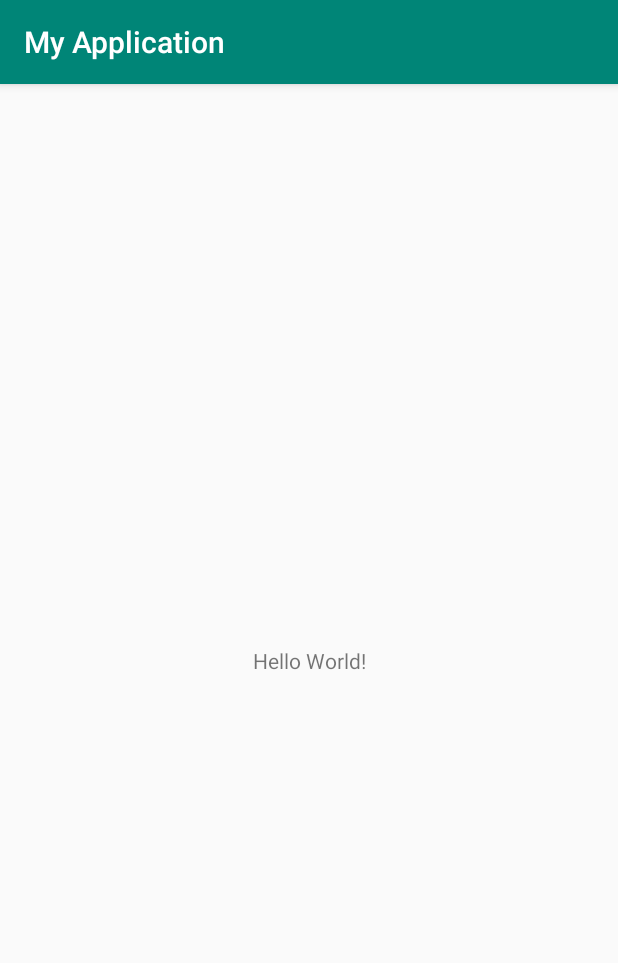
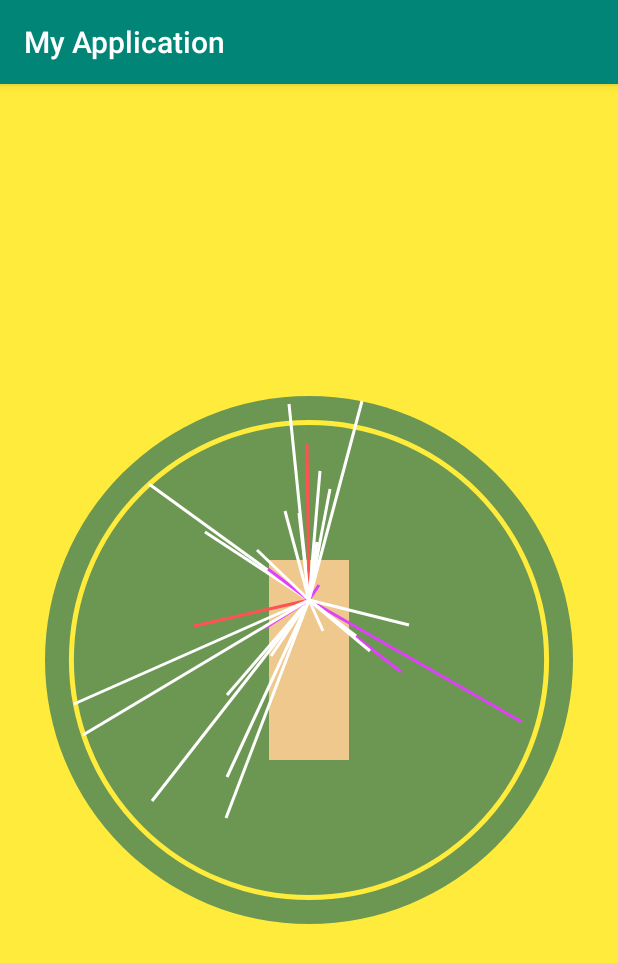
Before and after one commit to 7alma9/Wagon-Wheel, an Android app: the screen it shows after launch (MainActivity), on a phone screen of 412 x 824 dp. Shown: the top 963 px of the screen. Run offline under Robolectric (Android 15) with nearby library versions, the phone set to English and light mode, and no system bars.

Commit message:
wagon wheel added

```diff
--- a/app/build.gradle
+++ b/app/build.gradle
@@ -25,4 +25,5 @@ dependencies {
     testImplementation 'junit:junit:4.12'
     androidTestImplementation 'com.android.support.test:runner:1.0.2'
     androidTestImplementation 'com.android.support.test.espresso:espresso-core:3.0.2'
+    compile project(path: ':wagonwheel')
 }
--- a/app/src/main/java/com/example/myapplication/MainActivity.java
+++ b/app/src/main/java/com/example/myapplication/MainActivity.java
@@ -1,13 +1,45 @@
 package com.example.myapplication;
 
+import android.os.Bundle;
+import android.os.Handler;
 import android.support.v7.app.AppCompatActivity;
-import android.os.Bundle;
+
+import com.a7alma9.wagonwheel.WagonWheelView;
+import com.a7alma9.wagonwheel.WheelData;
+
+import java.util.ArrayList;
 
 public class MainActivity extends AppCompatActivity {
+
+    WagonWheelView wagonWheelView;
 
     @Override
     protected void onCreate(Bundle savedInstanceState) {
         super.onCreate(savedInstanceState);
         setContentView(R.layout.activity_main);
+        wagonWheelView = findViewById(R.id.wagonWheel);
+        new Handler().postDelayed(new Runnable() {
+            @Override
+            public void run() {
+                wagonWheelView.setData(constructWagonWheelData(wagonWheelView.getRadius()));
+                wagonWheelView.invalidate();
+            }
+        }, 1000);
+    }
+
+    private ArrayList<WheelData> constructWagonWheelData(int radius) {
+
+        ArrayList<WheelData> wagonWheelData = new ArrayList<>();
+
+        for (int x = 0; x < 30; x++) {
+
+            wagonWheelData.add(new WheelData(((int) (Math.random() * 360 + 1)),
+                    ((int) (Math.random() * radius + 1)),
+                    ((int) (Math.random() * 6 + 1)),
+                    ((int) (Math.random() * 5 + 1))));
+        }
+
+        return wagonWheelData;
+
     }
 }
--- a/app/src/main/res/layout/activity_main.xml
+++ b/app/src/main/res/layout/activity_main.xml
@@ -6,13 +6,24 @@
     android:layout_height="match_parent"
     tools:context=".MainActivity">
 
-    <TextView
-        android:layout_width="wrap_content"
-        android:layout_height="wrap_content"
-        android:text="Hello World!"
+    <com.a7alma9.wagonwheel.WagonWheelView
+        app:layout_constraintTop_toTopOf="parent"
         app:layout_constraintBottom_toBottomOf="parent"
-        app:layout_constraintLeft_toLeftOf="parent"
-        app:layout_constraintRight_toRightOf="parent"
-        app:layout_constraintTop_toTopOf="parent" />
+        app:layout_constraintStart_toStartOf="parent"
+        app:layout_constraintEnd_toEndOf="parent"
+        android:id="@+id/wagonWheel"
+        android:layout_width="0dp"
+        android:layout_height="0dp"
+        android:background="#FFEB3B"
+        android:padding="30dp"
+
+        app:boundary_color="@color/colorBoundary"
+        app:fours_color="@color/colorFours"
+        app:ground_color="@color/colorGround"
+        app:pitch_color="@color/colorPitch"
+        app:runs_color="@color/colorRuns"
+        app:sixes_color="@color/colorSixes"
+
+        />
 
 </android.support.constraint.ConstraintLayout>
--- /dev/null
+++ b/wagonwheel/src/main/java/com/a7alma9/wagonwheel/WagonWheelView.java
@@ -0,0 +1,175 @@
+package com.a7alma9.wagonwheel;
+
+
+import android.content.Context;
+import android.content.res.TypedArray;
+import android.graphics.Canvas;
+import android.graphics.Color;
+import android.graphics.Paint;
+import android.graphics.Point;
+import android.graphics.Rect;
+import android.util.AttributeSet;
+import android.view.MotionEvent;
+import android.view.ScaleGestureDetector;
+import android.view.View;
+import java.util.ArrayList;
+
+public class WagonWheelView extends View {
+    ArrayList<WheelData> wagonWheelData;
+    private int GROUND_COLOR = Color.parseColor("#000000");
+    private int PITCH_COLOR = Color.parseColor("#EFC88D");
+    private int BOUNDARY_COLOR = Color.parseColor("#FFEB3B");
+    private int RUNS_COLOR = Color.parseColor("#FFFFFF");
+    private int SIXES_COLOR = Color.parseColor("#FF5252");
+    private int FOUR_COLOR = Color.parseColor("#E040FB");
+    private Paint paint;
+    private int radius;
+    private ScaleGestureDetector mScaleDetector;
+    private float mScaleFactor = 1.f;
+
+    public WagonWheelView(Context context) {
+        super(context);
+        init(context, null);
+    }
+
+
+    public WagonWheelView(Context context, AttributeSet attrs) {
+        super(context, attrs);
+        init(context, attrs);
+    }
+
+    private void init(Context context, AttributeSet attrs) {
+        mScaleDetector = new ScaleGestureDetector(context, new ScaleListener());
+
+
+        paint = new Paint();
+        paint.setAntiAlias(true);
+
+        if (attrs != null) {
+            TypedArray typedArray = context.obtainStyledAttributes(attrs, R.styleable.WagonWheelView);
+            GROUND_COLOR = typedArray.getColor(R.styleable.WagonWheelView_ground_color, GROUND_COLOR);
+            BOUNDARY_COLOR = typedArray.getColor(R.styleable.WagonWheelView_boundary_color, BOUNDARY_COLOR);
+            PITCH_COLOR = typedArray.getColor(R.styleable.WagonWheelView_pitch_color, PITCH_COLOR);
+            RUNS_COLOR = typedArray.getColor(R.styleable.WagonWheelView_runs_color, RUNS_COLOR);
+            SIXES_COLOR = typedArray.getColor(R.styleable.WagonWheelView_sixes_color, SIXES_COLOR);
+            FOUR_COLOR = typedArray.getColor(R.styleable.WagonWheelView_fours_color, FOUR_COLOR);
+
+            typedArray.recycle();
+        }
+    }
+
+    protected void onDraw(Canvas canvas) {
+        super.onDraw(canvas);
+
+        canvas.save();
+        int w = getWidth();
+        int h = getHeight();
+
+        int pl = getPaddingLeft();
+        int pr = getPaddingRight();
+        int pt = getPaddingTop();
+        int pb = getPaddingBottom();
+
+        int usableWidth = w - (pl + pr);
+        int usableHeight = h - (pt + pb);
+
+        radius = Math.min(usableWidth, usableHeight) / 2;
+        int cx = pl + (usableWidth / 2);
+        int cy = pt + (usableHeight / 2);
+        canvas.scale(mScaleFactor, mScaleFactor, cx, cy);
+        //main wagon wheel
+        paint.setColor(GROUND_COLOR);
+        canvas.drawCircle(cx, cy, radius, paint);
+
+        //boundary
+        paint.setColor(BOUNDARY_COLOR);
+        paint.setStyle(Paint.Style.STROKE);
+        paint.setStrokeWidth(5);
+        canvas.drawCircle(cx, cy, (float) (radius * 0.9), paint);
+
+
+        //pitch on wagon wheel
+        Point centerOfCanvas = new Point(w / 2, h / 2);
+        int rectW = 80;//pitch width
+        int rectH = 200;//pitch height
+        int left = centerOfCanvas.x - (rectW / 2);
+        int top = centerOfCanvas.y - (rectH / 2);
+        int right = centerOfCanvas.x + (rectW / 2);
+        int bottom = centerOfCanvas.y + (rectH / 2);
+        Rect rect = new Rect(left, top, right, bottom);
+        paint.setStyle(Paint.Style.FILL);
+        paint.setColor(PITCH_COLOR);
+        canvas.drawRect(rect, paint);
+
+
+        //Draw data on wagon wheel
+        if (wagonWheelData != null) {
+            cy = top + (rectW / 2);
+            for (WheelData data : wagonWheelData) {
+                int length = data.mag;
+
+                int endX = cx + (int) (Math.cos(Math.toRadians(data.angle)) * length);
+                int endY = cy + (int) (Math.sin(Math.toRadians(data.angle)) * length);
+
+                paint.setColor(getColorOfBall(data.run));
+                paint.setStrokeWidth(3);
+                canvas.drawLine(cx, cy, endX, endY, paint);
+            }
+        }
+
+
+        canvas.restore();
+
+    }
+
+    public void setData(ArrayList<WheelData> wagonWheelData) {
+        this.wagonWheelData = wagonWheelData;
+    }
+
+    public int getRadius() {
+        return radius;
+    }
+
+    private int getColorOfBall(int run) {
+        int color = RUNS_COLOR;
+        switch (run) {
+
+            case 4:
+                color = FOUR_COLOR;
+
+                break;
+
+            case 6:
+                color = SIXES_COLOR;
+
+                break;
+            default:
+                color = RUNS_COLOR;
+
+                break;
+        }
+
+        return color;
+    }
+
+    @Override
+    public boolean onTouchEvent(MotionEvent ev) {
+        // Let the ScaleGestureDetector inspect all events.
+        mScaleDetector.onTouchEvent(ev);
+        return true;
+    }
+
+    private class ScaleListener extends ScaleGestureDetector.SimpleOnScaleGestureListener {
+        @Override
+        public boolean onScale(ScaleGestureDetector detector) {
+            mScaleFactor *= detector.getScaleFactor();
+
+            // Don't let the object get too small or too large.
+            mScaleFactor = Math.max(1f, Math.min(mScaleFactor, 5.0f));
+
+            invalidate();
+            return true;
+        }
+    }
+
+}
--- /dev/null
+++ b/wagonwheel/src/main/java/com/a7alma9/wagonwheel/WheelData.java
@@ -0,0 +1,17 @@
+package com.a7alma9.wagonwheel;
+
+public class WheelData {
+
+    int angle;
+    int mag;
+    int run;
+    int over;
+
+    public WheelData(int angle, int mag, int run, int over) {
+        this.angle = angle;
+        this.mag = mag;
+        this.run = run;
+        this.over = over;
+    }
+
+}
--- /dev/null
+++ b/wagonwheel/src/main/res/values/attrs.xml
@@ -0,0 +1,13 @@
+<?xml version="1.0" encoding="utf-8"?>
+<resources>
+
+    <declare-styleable name="WagonWheelView">
+        <attr name="fours_color" format="color"/>
+        <attr name="sixes_color" format="color"/>
+        <attr name="runs_color" format="color"/>
+        <attr name="ground_color" format="color"/>
+        <attr name="boundary_color" format="color"/>
+        <attr name="pitch_color" format="color"/>
+
+    </declare-styleable>
+</resources>
--- /dev/null
+++ b/wagonwheel/src/main/res/values/colors.xml
@@ -0,0 +1,14 @@
+<?xml version="1.0" encoding="utf-8"?>
+<resources>
+    <color name="colorPrimary">#008577</color>
+    <color name="colorPrimaryDark">#00574B</color>
+    <color name="colorAccent">#D81B60</color>
+
+
+    <color name="colorGround">#6C9752</color>
+    <color name="colorBoundary">#FFEB3B</color>
+    <color name="colorPitch">#EFC88D</color>
+    <color name="colorRuns">#FFFFFF</color>
+    <color name="colorFours">#E040FB</color>
+    <color name="colorSixes">#FF5252</color>
+</resources>
--- a/wagonwheel/src/main/res/values/strings.xml
+++ b/wagonwheel/src/main/res/values/strings.xml
@@ -1,3 +1,3 @@
 <resources>
-    <string name="app_name">Wagon Wheel</string>
+    <string name="app_name">WagonWheel</string>
 </resources>
--- /dev/null
+++ b/wagonwheel/src/main/res/values/styles.xml
@@ -0,0 +1,11 @@
+<resources>
+
+    <!-- Base application theme. -->
+    <style name="AppTheme" parent="Theme.AppCompat.Light.DarkActionBar">
+        <!-- Customize your theme here. -->
+        <item name="colorPrimary">@color/colorPrimary</item>
+        <item name="colorPrimaryDark">@color/colorPrimaryDark</item>
+        <item name="colorAccent">@color/colorAccent</item>
+    </style>
+
+</resources>
```
